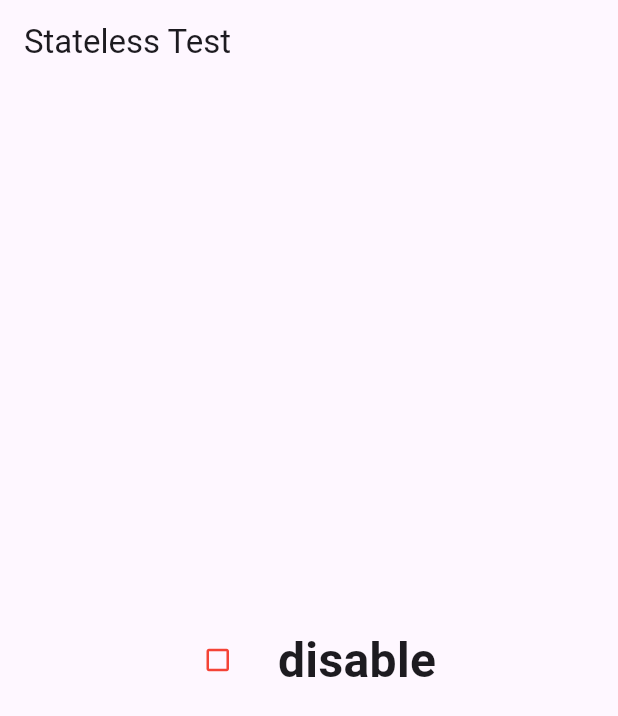
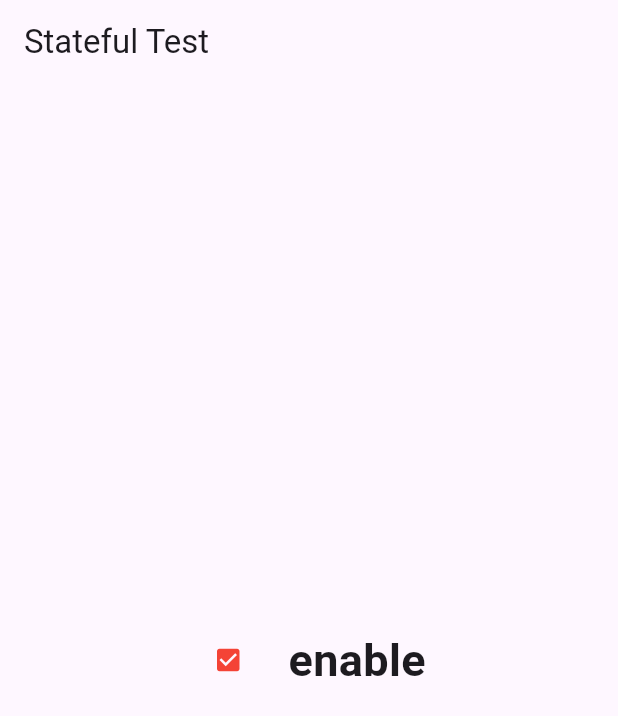
Before and after one commit to Sumin0411/flutterStudy, a Flutter app: the screen it shows after launch, after a tap on the "check box outline blank" icon, on a phone screen of 412 x 824 dp. Shown: the top 716 px of the screen. Run offline on Flutter 3.47's test engine with Material 3 defaults, Android fonts, the light colour scheme and no system bars.

Commit message:
StatefulWidget

```diff
--- a/lib/main.dart
+++ b/lib/main.dart
@@ -4,44 +4,108 @@ void main() {
   runApp(MyApp());
 }
 class MyApp extends StatelessWidget {
+  @override
+  Widget build(BuildContext context) {
+    return MaterialApp(
+      debugShowCheckedModeBanner: false,
+      home: Scaffold(
+        appBar: AppBar(
+          title: const Text('Stateful Test'),
+        ),
+        body: MyWidget(),
+      ),
+    );
+  }
+}
+class MyWidget extends StatefulWidget{
+  @override
+  State<StatefulWidget> createState(){
+    return _MyWidgetState();
+  }
+}
+
+class _MyWidgetState extends State<MyWidget>{
   bool enabled = false;
   String stateText = "disable";
-  void chageCheck(){
-    if (enabled) {
+
+  void changeCheck(){
+    setState(() {
+      if (enabled){
         stateText = "disable";
         enabled = false;
-    } else {
+      }else{
         stateText = "enable";
         enabled = true;
       }
+    });
   }
 
   @override
     Widget build(BuildContext context){
-    return MaterialApp(
-      debugShowCheckedModeBanner: false,
-      home: Scaffold(
-        appBar: AppBar(
-          title: const Text('Stateless Test'),
-        ),
-        body: Center(
-            child:Row(
+    return Center(
+      child: Row(
         mainAxisAlignment: MainAxisAlignment.center,
         children: [
           IconButton(
-                  icon: (enabled ?  const Icon(Icons.check_box, size : 20,):
-                        const Icon(Icons.check_box_outline_blank, size: 20,)),
+            icon: (enabled
+                ? const Icon(
+              Icons.check_box,
+              size: 20,
+          )
+        :  const Icon(Icons.check_box_outline_blank, size: 20,)),
           color: Colors.red,
-                  onPressed: chageCheck,
+          onPressed: changeCheck,
           ),
           Container(
             padding: const EdgeInsets.only(left:16),
-                  child: Text('$stateText', style: const TextStyle(fontSize: 32,
-                  fontWeight: FontWeight.bold),),
+            child: Text(
+              '$stateText',
+              style: const TextStyle(fontSize: 30, fontWeight: FontWeight.bold),
             ),
+          )
         ],
-            ),)
       ),
     );
   }
   }
+// class MyApp extends StatelessWidget {
+//   bool enabled = false;
+//   String stateText = "disable";
+//   void chageCheck(){
+//     if (enabled) {
+//       stateText = "disable";
+//       enabled = false;
+//     } else {
+//       stateText = "enable";
+//       enabled = true;
+//     }
+//   }
+//   @override
+//   Widget build(BuildContext context){
+//     return MaterialApp(
+//       debugShowCheckedModeBanner: false,
+//       home: Scaffold(
+//         appBar: AppBar(
+//           title: const Text('Stateless Test'),
+//         ),
+//         body: Center(
+//             child:Row(
+//               mainAxisAlignment: MainAxisAlignment.center,
+//               children: [
+//                 IconButton(
+//                   icon: (enabled ?  const Icon(Icons.check_box, size : 20,):
+//                         const Icon(Icons.check_box_outline_blank, size: 20,)),
+//                   color: Colors.red,
+//                   onPressed: chageCheck,
+//                 ),
+//                 Container(
+//                   padding: const EdgeInsets.only(left:16),
+//                   child: Text('$stateText', style: const TextStyle(fontSize: 32,
+//                   fontWeight: FontWeight.bold),),
+//                 ),
+//               ],
+//             ),)
+//       ),
+//     );
+//   }
+// }
```
Lines whose indentation alone changed are shown as unchanged.
